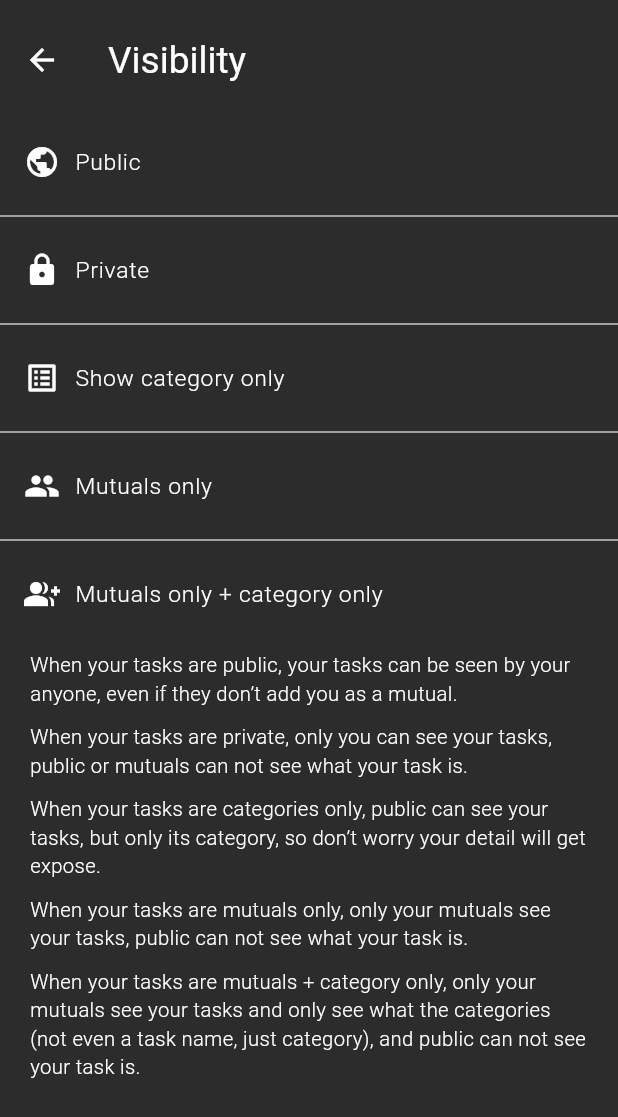
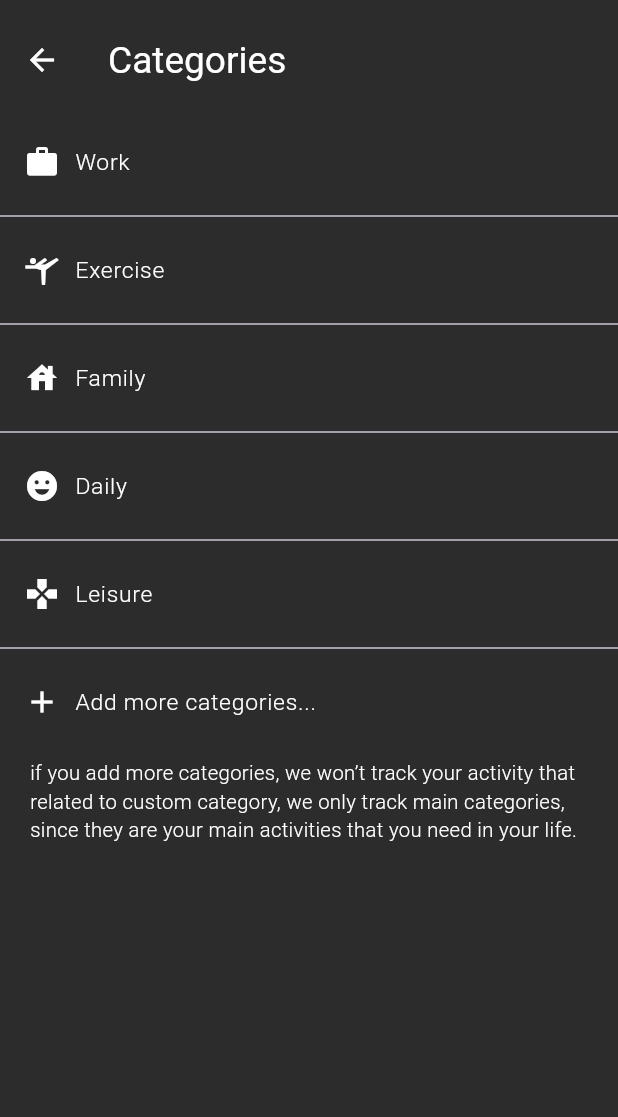
Before and after one commit to diandrakina/selamat_application, a Flutter app: the screen it shows after launch, on a phone screen of 412 x 824 dp. Shown: the top 1117 px of the screen. Run offline on Flutter 3.47's test engine with Material 3 defaults, Android fonts, the phone set to English and light mode, and no system bars; our stand-ins replace cached_network_image, carousel_slider, fl_chart, flutter_svg, font_awesome_flutter and 3 more; missing offline and left inert: dart:ffi; Roboto replaces fonts that are missing (SamsungSans).

Commit message:
joel - commit categories page

```diff
--- a/lib/main.dart
+++ b/lib/main.dart
@@ -10,6 +10,7 @@ import 'package:selamat_application/pages/login_page/createUsernamePage.dart';
 import 'package:selamat_application/pages/login_page/createPasswordPage.dart';
 import 'package:selamat_application/pages/login_page/completeProfile.dart';
 import 'package:selamat_application/pages/rule_page/privacyPolicy.dart';
+import 'package:selamat_application/pages/schedule_page/categoriesPage.dart';
 import 'package:selamat_application/pages/schedule_page/toDoList.dart';
 import 'package:selamat_application/pages/schedule_page/visibilityPage.dart';
 
@@ -78,7 +79,8 @@ class MyApp extends StatelessWidget {
       debugShowCheckedModeBanner: false,
       // home: AlmostThere()
       // home: ToDoList(),
-      home: VisibilityPage(),
+      // home: VisibilityPage(),
+      home: CategoriesPage(),
       // home: Scaffold(
       //   body: Text("hihihi"),
       // ),
--- /dev/null
+++ b/lib/pages/schedule_page/categoriesPage.dart
@@ -0,0 +1,110 @@
+import 'package:carousel_slider/carousel_slider.dart';
+import 'package:flutter/material.dart';
+import 'package:selamat_application/styles/styles.dart';
+import 'package:selamat_application/widget/navbar.dart';
+import 'package:selamat_application/widget/searchBar.dart';
+import 'package:selamat_application/widget/widget_discovery/container_habits.dart';
+import 'package:selamat_application/widget/widget_discovery/container_profile_psikolog.dart';
+import 'package:selamat_application/widget/widget_login_register/customElevatedButton.dart';
+
+class CategoriesPage extends StatelessWidget {
+  const CategoriesPage({super.key});
+
+  @override
+  Widget build(BuildContext context) {
+    return SafeArea(
+        child: Scaffold(
+            appBar: AppBar(
+              backgroundColor: AppColors.bgDarkMode,
+              toolbarHeight: 80,
+              leading: Icon(
+                Icons.arrow_back,
+                color: AppColors.white,
+              ),
+              title: Text(
+                'Categories',
+                style: TextStyles.GR_24_title_regular,
+              ),
+            ),
+            body: SingleChildScrollView(
+              child: Container(
+                child: Column(children: [
+                  ListTile(
+                    title: Row(
+                      children: [
+                        Icon(Icons.work, color: AppColors.white),
+                        SizedBox(width: 10),
+                        Text('Work', style: TextStyles.GR_16_light),
+                      ],
+                    ),
+                  ),
+                  Divider(),
+                  ListTile(
+                    title: Row(
+                      children: [
+                        Icon(Icons.sports_gymnastics, color: AppColors.white),
+                        SizedBox(width: 10),
+                        Text('Exercise', style: TextStyles.GR_16_light),
+                      ],
+                    ),
+                  ),
+                  Divider(),
+                  ListTile(
+                    title: Row(
+                      children: [
+                        Icon(Icons.house, color: AppColors.white),
+                        SizedBox(width: 10),
+                        Text('Family', style: TextStyles.GR_16_light),
+                      ],
+                    ),
+                  ),
+                  Divider(),
+                  ListTile(
+                    title: Row(
+                      children: [
+                        Icon(Icons.emoji_emotions, color: AppColors.white),
+                        SizedBox(width: 10),
+                        Text('Daily', style: TextStyles.GR_16_light),
+                      ],
+                    ),
+                  ),
+                  Divider(),
+                  ListTile(
+                    title: Row(
+                      children: [
+                        Icon(Icons.gamepad, color: AppColors.white),
+                        SizedBox(width: 10),
+                        Text('Leisure', style: TextStyles.GR_16_light),
+                      ],
+                    ),
+                  ),
+                  Divider(),
+                  ListTile(
+                    title: Row(
+                      children: [
+                        Icon(Icons.add, color: AppColors.white),
+                        SizedBox(width: 10),
+                        Text('Add more categories...',
+                            style: TextStyles.GR_16_light),
+                      ],
+                    ),
+                  ),
+                  Padding(
+                    padding: const EdgeInsets.only(left: 20, right: 20),
+                    child: Column(
+                      crossAxisAlignment: CrossAxisAlignment.start,
+                      children: [
+                        SizedBox(height: 10),
+                        Text(
+                          "if you add more categories, we won’t track your activity that related to custom category, we only track main categories, since they are your main activities that you need in your life.",
+                          style: TextStyles.GR_12_light,
+                          // ini textnya
+                        ),
+                      ],
+                    ),
+                  ),
+                ]),
+              ),
+            )));
+  }
+}
--- a/lib/pages/schedule_page/toDoList.dart
+++ b/lib/pages/schedule_page/toDoList.dart
@@ -32,7 +32,8 @@ class _ToDoListState extends State<ToDoList> {
           color: AppColors.white,
         ),
       ),
-      body: Padding(
+      body: SingleChildScrollView(
+        child: Padding(
           padding: const EdgeInsets.all(16.0),
           child: Column(
             crossAxisAlignment: CrossAxisAlignment.start,
@@ -55,9 +56,12 @@ class _ToDoListState extends State<ToDoList> {
                   ],
                 ),
               ),
-            Text(
+              Padding(
+                padding: EdgeInsets.only(top: 20),
+                child: Text(
                   'Date and Times',
                   style: TextStyles.GR_24_title_regular,
+                ),
               ),
               SizedBox(height: 10),
               ListTile(
@@ -121,9 +125,12 @@ class _ToDoListState extends State<ToDoList> {
                   });
                 },
               ),
-            Text(
+              Padding(
+                padding: EdgeInsets.only(top: 20),
+                child: Text(
                   'Task Details',
                   style: TextStyles.GR_24_title_regular,
+                ),
               ),
               SizedBox(height: 10),
               ListTile(
@@ -165,15 +172,18 @@ class _ToDoListState extends State<ToDoList> {
                   controller: _textFieldController,
                   decoration: InputDecoration(
                       hintText: "Add some description",
-                ),
+                      hintStyle: TextStyles.GR_12_light),
                   onChanged: (text) {
                     // Handle changes to the text field
                   },
                 ),
               ),
-            Text(
+              Padding(
+                padding: EdgeInsets.only(top: 20),
+                child: Text(
                   'Reminders',
                   style: TextStyles.GR_24_title_regular,
+                ),
               ),
               SizedBox(height: 10),
               SwitchListTile(
@@ -198,6 +208,7 @@ class _ToDoListState extends State<ToDoList> {
             ],
           ),
         ),
+      ),
     );
   }
 }
```
Lines whose indentation alone changed are shown as unchanged.
